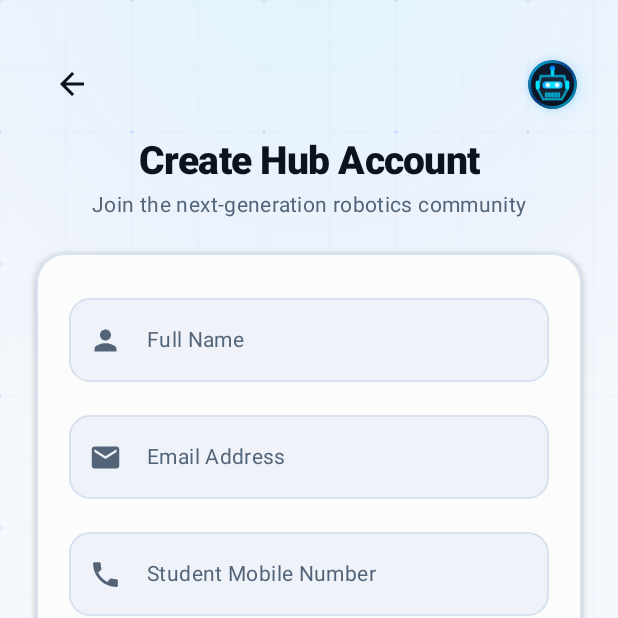
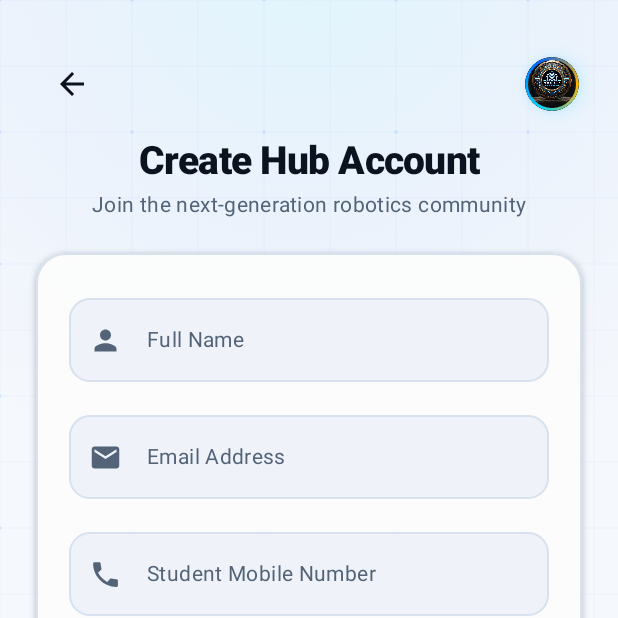
Before and after one commit to Raj80965/RoboticsWalaHub, an Android app built with Jetpack Compose: the screen it shows after launch (MainActivity), after a tap on "Create Account", on a phone screen of 412 x 824 dp, the top half of it. Run offline under Robolectric (Android 15) with nearby library versions, the light colour scheme and no system bars; our stand-ins replace Firebase (no records; nobody signed in at launch, a user with empty details on screens opened directly); 2 other taps on this screen came first.

Commit message:
feat(branding): set official 3D circular glowing medal emblem as app launcher icon and in-app logo across all screens

```diff
--- a/app/build.gradle.kts
+++ b/app/build.gradle.kts
@@ -13,8 +13,8 @@ android {
         applicationId = "com.roboticswala.hub"
         minSdk = 24
         targetSdk = 35
-        versionCode = 7
-        versionName = "1.7.0"
+        versionCode = 8
+        versionName = "1.8.0"
 
         testInstrumentationRunner = "androidx.test.runner.AndroidJUnitRunner"
         vectorDrawables {
--- a/app/src/main/AndroidManifest.xml
+++ b/app/src/main/AndroidManifest.xml
@@ -9,9 +9,9 @@
     <application
         android:name=".RoboticsApp"
         android:allowBackup="true"
-        android:icon="@drawable/ic_launcher_background"
+        android:icon="@mipmap/ic_launcher"
         android:label="@string/app_name"
-        android:roundIcon="@drawable/ic_launcher_background"
+        android:roundIcon="@mipmap/ic_launcher_round"
         android:supportsRtl="true"
         android:theme="@style/Theme.RoboticsWalaHub">
         <activity
--- a/app/src/main/java/com/roboticswala/hub/ui/components/RoboticsLogo.kt
+++ b/app/src/main/java/com/roboticswala/hub/ui/components/RoboticsLogo.kt
@@ -6,14 +6,15 @@ import androidx.compose.animation.core.animateFloat
 import androidx.compose.animation.core.infiniteRepeatable
 import androidx.compose.animation.core.rememberInfiniteTransition
 import androidx.compose.animation.core.tween
-import androidx.compose.foundation.Canvas
+import androidx.compose.foundation.Image
 import androidx.compose.foundation.background
 import androidx.compose.foundation.border
 import androidx.compose.foundation.isSystemInDarkTheme
 import androidx.compose.foundation.layout.Box
+import androidx.compose.foundation.layout.fillMaxSize
+import androidx.compose.foundation.layout.padding
 import androidx.compose.foundation.layout.size
 import androidx.compose.foundation.shape.CircleShape
-import androidx.compose.foundation.shape.RoundedCornerShape
 import androidx.compose.runtime.Composable
 import androidx.compose.runtime.getValue
 import androidx.compose.ui.Alignment
@@ -21,26 +22,21 @@ import androidx.compose.ui.Modifier
 import androidx.compose.ui.draw.clip
 import androidx.compose.ui.draw.scale
 import androidx.compose.ui.draw.shadow
-import androidx.compose.ui.geometry.Offset
-import androidx.compose.ui.geometry.Size
 import androidx.compose.ui.graphics.Brush
 import androidx.compose.ui.graphics.Color
-import androidx.compose.ui.graphics.Path
-import androidx.compose.ui.graphics.StrokeCap
-import androidx.compose.ui.graphics.drawscope.Stroke
+import androidx.compose.ui.layout.ContentScale
+import androidx.compose.ui.res.painterResource
 import androidx.compose.ui.unit.Dp
 import androidx.compose.ui.unit.dp
+import com.roboticswala.hub.R
+import com.roboticswala.hub.ui.theme.CircuitWarning
 import com.roboticswala.hub.ui.theme.CyberCyan
 import com.roboticswala.hub.ui.theme.CyberCyanGlow
-import com.roboticswala.hub.ui.theme.DarkSurface
 import com.roboticswala.hub.ui.theme.ElectricBlue
-import com.roboticswala.hub.ui.theme.ElectricBlueLight
-import kotlin.math.cos
-import kotlin.math.sin
 
 /**
- * Modern, high-tech animated robotics emblem logo for "Robotics Wala Hub".
- * Features a glowing pulse aura, robotic visor eyes, hexagonal shield, and antenna node.
+ * Modern, high-tech animated 3D circular emblem logo for "Robotics Wala Hub".
+ * Features the official circular robotics medal with glowing halo aura.
  */
 @Composable
 fun RoboticsLogo(
@@ -53,8 +49,8 @@ fun RoboticsLogo(
 
     val pulseScale by if (animate) {
         infiniteTransition.animateFloat(
-            initialValue = 0.95f,
-            targetValue = 1.05f,
+            initialValue = 0.96f,
+            targetValue = 1.04f,
             animationSpec = infiniteRepeatable(
                 animation = tween(durationMillis = 1800, easing = FastOutSlowInEasing),
                 repeatMode = RepeatMode.Reverse
@@ -67,8 +63,8 @@ fun RoboticsLogo(
 
     val glowAlpha by if (animate) {
         infiniteTransition.animateFloat(
-            initialValue = 0.35f,
-            targetValue = 0.85f,
+            initialValue = 0.4f,
+            targetValue = 0.9f,
             animationSpec = infiniteRepeatable(
                 animation = tween(durationMillis = 1400, easing = FastOutSlowInEasing),
                 repeatMode = RepeatMode.Reverse
@@ -86,6 +82,7 @@ fun RoboticsLogo(
         contentAlignment = Alignment.Center
     ) {
         // Outer glowing pulse ring
+        if (animate) {
             Box(
                 modifier = Modifier
                     .size(size)
@@ -94,187 +91,48 @@ fun RoboticsLogo(
                         Brush.radialGradient(
                             colors = listOf(
                                 CyberCyanGlow.copy(alpha = glowAlpha * 0.45f),
-                            ElectricBlue.copy(alpha = glowAlpha * 0.15f),
+                                ElectricBlue.copy(alpha = glowAlpha * 0.2f),
                                 Color.Transparent
                             )
                         )
                     )
             )
+        }
 
-        // Main Robot Emblem Container
+        // Circular 3D Emblem Logo with Glow Border
         Box(
             modifier = Modifier
-                .size(size * 0.82f)
+                .size(size * 0.90f)
                 .shadow(
                     elevation = if (isDark) 16.dp else 8.dp,
-                    shape = RoundedCornerShape(24.dp),
+                    shape = CircleShape,
                     ambientColor = ElectricBlue,
                     spotColor = CyberCyan
                 )
-                .clip(RoundedCornerShape(24.dp))
-                .background(
-                    brush = Brush.verticalGradient(
-                        colors = if (isDark) {
-                            listOf(
-                                Color(0xFF162032),
-                                DarkSurface
-                            )
-                        } else {
-                            listOf(
-                                Color(0xFF0F1B2E),
-                                Color(0xFF0A1220)
-                            )
-                        }
-                    )
-                )
+                .clip(CircleShape)
                 .border(
                     width = 2.dp,
-                    brush = Brush.linearGradient(
-                        colors = listOf(
-                            CyberCyan.copy(alpha = 0.9f),
-                            ElectricBlue.copy(alpha = 0.4f),
-                            CyberCyanGlow.copy(alpha = 0.8f)
+                    brush = Brush.sweepGradient(
+                        listOf(
+                            CircuitWarning,
+                            CyberCyan,
+                            ElectricBlue,
+                            CircuitWarning
                         )
                     ),
-                    shape = RoundedCornerShape(24.dp)
-                ),
+                    shape = CircleShape
+                )
+                .background(Color.Black),
             contentAlignment = Alignment.Center
         ) {
-            // High-Tech Canvas Drawing for Robot Head, Eyes & Circuits
-            Canvas(
-                modifier = Modifier.size(size * 0.65f)
-            ) {
-                val canvasWidth = this.size.width
-                val canvasHeight = this.size.height
-
-                // 1. Antenna stem & glowing node
-                val antennaTop = Offset(canvasWidth * 0.5f, canvasHeight * 0.08f)
-                val antennaBottom = Offset(canvasWidth * 0.5f, canvasHeight * 0.24f)
-
-                drawLine(
-                    color = CyberCyan,
-                    start = antennaBottom,
-                    end = antennaTop,
-                    strokeWidth = 3.5f,
-                    cap = StrokeCap.Round
-                )
-
-                // Antenna Beacon Orb
-                drawCircle(
-                    brush = Brush.radialGradient(
-                        colors = listOf(Color.White, CyberCyanGlow, ElectricBlue)
-                    ),
-                    radius = canvasWidth * 0.07f,
-                    center = antennaTop
-                )
-
-                // 2. Robot Head Shield Path (Sleek Geometric Angular Polygon)
-                val headPath = Path().apply {
-                    moveTo(canvasWidth * 0.20f, canvasHeight * 0.28f) // Top Left
-                    lineTo(canvasWidth * 0.80f, canvasHeight * 0.28f) // Top Right
-                    lineTo(canvasWidth * 0.88f, canvasHeight * 0.62f) // Mid Right
-                    lineTo(canvasWidth * 0.74f, canvasHeight * 0.88f) // Bottom Right
-                    lineTo(canvasWidth * 0.26f, canvasHeight * 0.88f) // Bottom Left
-                    lineTo(canvasWidth * 0.12f, canvasHeight * 0.62f) // Mid Left
-                    close()
-                }
-
-                // Fill Head Armor
-                drawPath(
-                    path = headPath,
-                    brush = Brush.verticalGradient(
-                        colors = listOf(
-                            Color(0xFF1E2D44),
-                            Color(0xFF121B2A)
-                        )
-                    )
-                )
-
-                // Stroke Head Armor
-                drawPath(
-                    path = headPath,
-                    color = CyberCyan.copy(alpha = 0.65f),
-                    style = Stroke(width = 2.5f)
-                )
-
-                // 3. Futuristic Robotic Visor (Glowing Cyan Bar)
-                val visorLeft = canvasWidth * 0.24f
-                val visorTop = canvasHeight * 0.42f
-                val visorWidth = canvasWidth * 0.52f
-                val visorHeight = canvasHeight * 0.18f
-
-                drawRoundRect(
-                    brush = Brush.horizontalGradient(
-                        colors = listOf(
-                            ElectricBlue,
-                            CyberCyanGlow,
-                            ElectricBlueLight
-                        )
-                    ),
-                    topLeft = Offset(visorLeft, visorTop),
-                    size = Size(visorWidth, visorHeight),
-                    cornerRadius = androidx.compose.ui.geometry.CornerRadius(8f, 8f)
-                )
-
-                // 4. Optical Eye Sensor Beacons (Dual Lenses inside Visor)
-                val leftEyeCenter = Offset(canvasWidth * 0.38f, canvasHeight * 0.51f)
-                val rightEyeCenter = Offset(canvasWidth * 0.62f, canvasHeight * 0.51f)
-                val eyeRadius = canvasWidth * 0.045f
-
-                // Left Eye
-                drawCircle(
-                    color = Color.White,
-                    radius = eyeRadius,
-                    center = leftEyeCenter
-                )
-                drawCircle(
-                    color = Color.White.copy(alpha = 0.4f),
-                    radius = eyeRadius * 1.6f,
-                    center = leftEyeCenter
-                )
-
-                // Right Eye
-                drawCircle(
-                    color = Color.White,
-                    radius = eyeRadius,
-                    center = rightEyeCenter
-                )
-                drawCircle(
-                    color = Color.White.copy(alpha = 0.4f),
-                    radius = eyeRadius * 1.6f,
-                    center = rightEyeCenter
-                )
-
-                // 5. Circuit Grid Mouth / Ventilation Slots
-                val slotY = canvasHeight * 0.73f
-                val slotSpacing = canvasWidth * 0.08f
-                for (i in -2..2) {
-                    val slotX = (canvasWidth * 0.5f) + (i * slotSpacing)
-                    drawLine(
-                        color = CyberCyan.copy(alpha = 0.7f),
-                        start = Offset(slotX, slotY),
-                        end = Offset(slotX, slotY + canvasHeight * 0.07f),
-                        strokeWidth = 3f,
-                        cap = StrokeCap.Round
-                    )
-                }
-
-                // 6. Cyber Ear / Audio Sensors
-                drawLine(
-                    color = CyberCyanGlow,
-                    start = Offset(canvasWidth * 0.12f, canvasHeight * 0.45f),
-                    end = Offset(canvasWidth * 0.12f, canvasHeight * 0.58f),
-                    strokeWidth = 4f,
-                    cap = StrokeCap.Round
-                )
-                drawLine(
-                    color = CyberCyanGlow,
-                    start = Offset(canvasWidth * 0.88f, canvasHeight * 0.45f),
-                    end = Offset(canvasWidth * 0.88f, canvasHeight * 0.58f),
-                    strokeWidth = 4f,
-                    cap = StrokeCap.Round
+            Image(
+                painter = painterResource(id = R.drawable.app_logo),
+                contentDescription = "Robotics Wala Hub Logo",
+                modifier = Modifier
+                    .fillMaxSize()
+                    .clip(CircleShape),
+                contentScale = ContentScale.Crop
             )
         }
     }
 }
-}
```
Also changed, not shown: app/src/main/res/drawable/app_logo.png (added), app/src/main/res/drawable/ic_launcher.png (added), app/src/main/res/drawable/ic_launcher_round.png (added), app/src/main/res/mipmap-hdpi/ic_launcher.png (added), app/src/main/res/mipmap-hdpi/ic_launcher_round.png (added), app/src/main/res/mipmap-mdpi/ic_launcher.png (added), app/src/main/res/mipmap-mdpi/ic_launcher_round.png (added), app/src/main/res/mipmap-xhdpi/ic_launcher.png (added), app/src/main/res/mipmap-xhdpi/ic_launcher_round.png (added), app/src/main/res/mipmap-xxhdpi/ic_launcher.png (added), app/src/main/res/mipmap-xxhdpi/ic_launcher_round.png (added), app/src/main/res/mipmap-xxxhdpi/ic_launcher.png (added), app/src/main/res/mipmap-xxxhdpi/ic_launcher_round.png (added), 1 other file. Lines whose indentation alone changed are shown as unchanged.
